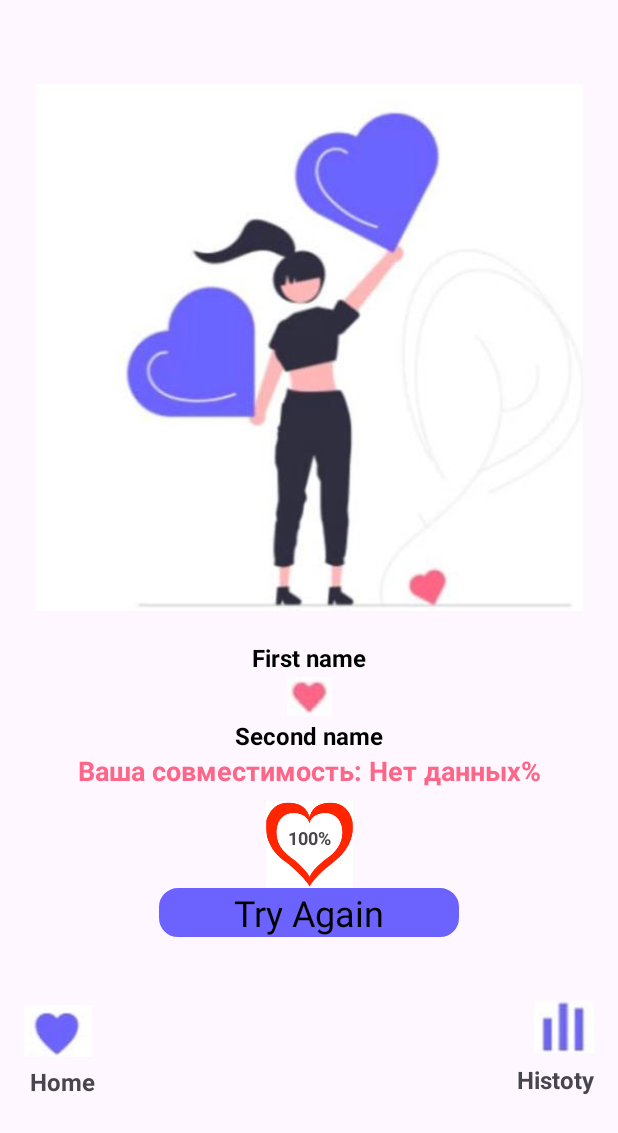
After one commit to tahminakass/m5hw2, an Android app: the fragment LoveResultFragment placed in its activity, on a phone screen of 412 x 824 dp. The commit adds this screen. Shown: the top 1133 px of the screen. Run offline under Robolectric (Android 15) with nearby library versions, the phone set to English and light mode, and no system bars.

Commit message:
homework3

```diff
--- a/app/build.gradle.kts
+++ b/app/build.gradle.kts
@@ -1,6 +1,7 @@
 plugins {
     alias(libs.plugins.android.application)
     alias(libs.plugins.jetbrains.kotlin.android)
+    id("androidx.navigation.safeargs")
 }
 
 android {
--- /dev/null
+++ b/app/src/main/java/com/example/m5hw2/LoveResultFragment.kt
@@ -0,0 +1,28 @@
+package com.example.m5hw2
+
+import android.os.Bundle
+import androidx.fragment.app.Fragment
+import android.view.LayoutInflater
+import android.view.View
+import android.view.ViewGroup
+import com.example.m5hw2.databinding.FragmentLoveResultBinding
+
+class LoveResultFragment : Fragment() {
+
+    private val binding by lazy { FragmentLoveResultBinding.inflate(layoutInflater)}
+
+    override fun onCreateView(
+        inflater: LayoutInflater, container: ViewGroup?,
+        savedInstanceState: Bundle?
+    ): View? {
+        return binding.root
+    }
+
+    override fun onViewCreated(view: View, savedInstanceState: Bundle?) {
+        super.onViewCreated(view, savedInstanceState)
+
+        val percentage = arguments?.getString("percentage") ?: "Нет данных"
+
+        binding.tvScore.text = "Ваша совместимость: $percentage%"
+    }
+}
--- a/app/src/main/java/com/example/m5hw2/RegistrationFragment.kt
+++ b/app/src/main/java/com/example/m5hw2/RegistrationFragment.kt
@@ -6,15 +6,18 @@ import androidx.fragment.app.Fragment
 import android.view.LayoutInflater
 import android.view.View
 import android.view.ViewGroup
+import android.widget.Toast
+import androidx.navigation.fragment.R
 import androidx.navigation.fragment.findNavController
 import com.example.m5hw2.databinding.FragmentRegistrationBinding
 import retrofit2.Call
 import retrofit2.Callback
 import retrofit2.Response
 
-class RegistrationFragment : Fragment() {
+class RegistrationFragment : Fragment(), RegistrationView {
 
     private val binding by lazy { FragmentRegistrationBinding.inflate(layoutInflater) }
+    private lateinit var presenter: RegistrationPresenter
 
     override fun onCreateView(
         inflater: LayoutInflater, container: ViewGroup?,
@@ -26,28 +29,31 @@ class RegistrationFragment : Fragment() {
     override fun onViewCreated(view: View, savedInstanceState: Bundle?) {
         super.onViewCreated(view, savedInstanceState)
 
+        presenter = RegistrationPresenter(this)
+
         binding.btnCalculate.setOnClickListener {
-           val response =  RetrofitService.api.fetchPercentage(
-                firstName = binding.etName.text.toString(),
-                host = "love-calculator.p.rapidapi.com",
-                key = "13db8c0c9fmsh0e8b65404615b3ap1035a5jsn85bfe5faab5c",
-                secondName = binding.etSecondName.text.toString()
-            ).enqueue(object : Callback<PercentageModel>{
-               override fun onResponse(
-                   call: Call<PercentageModel>,
-                   response: Response<PercentageModel>
-               ) {
-                   if (response.body() != null && response.isSuccessful) {
-                       Log.e("ololo", "success: code:${response.code()} body:${response.body()}")
-                   }
-               }
+            val firstName = binding.etName.text.toString()
+            val secondName = binding.etSecondName.text.toString()
 
-               override fun onFailure(call: Call<PercentageModel>, t: Throwable) {
-                   Log.e("ololo", "fail: code: ${t.localizedMessage}")
-               }
-
-           })
-
+            presenter.calculatePercentage(firstName, secondName)
         }
     }
+
+    override fun showLoading() {
+        binding.btnCalculate.visibility = View.VISIBLE
+    }
+
+    override fun hideLoading() {
+        binding.btnCalculate.visibility = View.GONE
+    }
+
+    override fun showSuccessResult(result: PercentageModel) {
+        val action =  RegistrationFragmentDirections.actionRegistrationFragmentToLoveResultFragment(
+            result.percentage.toString())
+        findNavController().navigate(action)
+    }
+
+    override fun showError(errorMessage: String) {
+        Toast.makeText(requireContext(), errorMessage, Toast.LENGTH_LONG).show()
+    }
 }
--- /dev/null
+++ b/app/src/main/java/com/example/m5hw2/RegistrationPresenter.kt
@@ -0,0 +1,36 @@
+package com.example.m5hw2
+
+import retrofit2.Call
+import retrofit2.Callback
+import retrofit2.Response
+
+class RegistrationPresenter(private val view: RegistrationView) {
+
+    fun calculatePercentage(firstName: String, secondName: String) {
+        view.showLoading()
+
+        RetrofitService.api.fetchPercentage(
+            firstName = firstName,
+            host = "love-calculator.p.rapidapi.com",
+            key = "13db8c0c9fmsh0e8b65404615b3ap1035a5jsn85bfe5faab5c",
+            secondName = secondName
+        ).enqueue(object : Callback<PercentageModel> {
+            override fun onResponse(
+                call: Call<PercentageModel>,
+                response: Response<PercentageModel>
+            ) {
+                view.hideLoading()
+                if (response.isSuccessful && response.body() != null) {
+                    view.showSuccessResult(response.body()!!)
+                } else {
+                    view.showError("Ошибка: ${response.message()}")
+                }
+            }
+
+            override fun onFailure(call: Call<PercentageModel>, t: Throwable) {
+                view.hideLoading()
+                view.showError("Ошибка сети: ${t.localizedMessage}")
+            }
+        })
+    }
+}
--- /dev/null
+++ b/app/src/main/java/com/example/m5hw2/RegistrationView.kt
@@ -0,0 +1,10 @@
+package com.example.m5hw2
+
+interface RegistrationView {
+
+    fun showLoading()
+    fun hideLoading()
+    fun showSuccessResult(result: PercentageModel)
+    fun showError(errorMessage: String)
+
+}
--- /dev/null
+++ b/app/src/main/res/layout/fragment_love_result.xml
@@ -0,0 +1,145 @@
+<?xml version="1.0" encoding="utf-8"?>
+<androidx.constraintlayout.widget.ConstraintLayout xmlns:android="http://schemas.android.com/apk/res/android"
+    xmlns:app="http://schemas.android.com/apk/res-auto"
+    xmlns:tools="http://schemas.android.com/tools"
+    android:layout_width="match_parent"
+    android:layout_height="match_parent"
+    tools:context=".LoveResultFragment">
+
+    <ImageView
+        android:id="@+id/iv_girl_result"
+        android:layout_width="365dp"
+        android:layout_height="391dp"
+        android:layout_marginStart="20dp"
+        android:layout_marginTop="36dp"
+        android:layout_marginEnd="20dp"
+        android:src="@drawable/girl_result"
+        app:layout_constraintEnd_toEndOf="parent"
+        app:layout_constraintStart_toStartOf="parent"
+        app:layout_constraintTop_toTopOf="parent" />
+
+    <TextView
+        android:id="@+id/tv_result_fname"
+        android:text="First name"
+        android:layout_width="wrap_content"
+        android:layout_height="wrap_content"
+        android:textColor="@color/black"
+        android:textSize="16sp"
+        android:textStyle="bold"
+        app:layout_constraintEnd_toEndOf="parent"
+        app:layout_constraintStart_toStartOf="parent"
+        app:layout_constraintTop_toBottomOf="@id/iv_girl_result" />
+
+    <ImageView
+        android:id="@+id/iv_heart_result"
+        android:layout_width="30dp"
+        android:layout_height="30dp"
+        android:src="@drawable/heart_red"
+        app:layout_constraintEnd_toEndOf="parent"
+        app:layout_constraintStart_toStartOf="parent"
+        app:layout_constraintTop_toBottomOf="@id/tv_result_fname" />
+
+    <TextView
+        android:id="@+id/tv_result_sname"
+        android:text="Second name"
+        android:layout_width="wrap_content"
+        android:layout_height="wrap_content"
+        android:textColor="@color/black"
+        android:textSize="16sp"
+        android:textStyle="bold"
+        app:layout_constraintEnd_toEndOf="parent"
+        app:layout_constraintStart_toStartOf="parent"
+        app:layout_constraintTop_toBottomOf="@id/iv_heart_result" />
+
+    <TextView
+        android:id="@+id/tv_score"
+        android:layout_width="wrap_content"
+        android:layout_height="wrap_content"
+        android:text="Result"
+        android:textColor="#FE6688"
+        android:textSize="18sp"
+        android:textStyle="bold"
+        app:layout_constraintEnd_toEndOf="parent"
+        app:layout_constraintStart_toStartOf="parent"
+        app:layout_constraintTop_toBottomOf="@id/tv_result_sname" />
+
+    <ImageView
+        android:id="@+id/iv_score_heart"
+        android:layout_width="58dp"
+        android:layout_height="58dp"
+        android:layout_marginTop="8dp"
+        android:src="@drawable/heart_score"
+        app:layout_constraintEnd_toEndOf="parent"
+        app:layout_constraintStart_toStartOf="parent"
+        app:layout_constraintTop_toBottomOf="@id/tv_score" />
+
+    <TextView
+        android:id="@+id/percentage_result"
+        android:layout_width="wrap_content"
+        android:layout_height="wrap_content"
+        android:layout_marginTop="24dp"
+        android:text="100%"
+        android:textSize="12sp"
+        android:textStyle="bold"
+        app:layout_constraintEnd_toEndOf="parent"
+        app:layout_constraintStart_toStartOf="parent"
+        app:layout_constraintTop_toBottomOf="@id/tv_score" />
+
+    <EditText
+        android:id="@+id/et_try_again"
+        android:layout_width="200dp"
+        android:layout_height="wrap_content"
+        android:background="@drawable/round"
+        android:backgroundTint="#6C63FF"
+        android:gravity="center"
+        android:text="Try Again"
+        android:textSize="24sp"
+        android:textColor="@color/black"
+        app:layout_constraintEnd_toEndOf="parent"
+        app:layout_constraintStart_toStartOf="parent"
+        app:layout_constraintTop_toBottomOf="@id/iv_score_heart" />
+
+    <ImageView
+        android:id="@+id/iv_heart_under"
+        android:layout_width="45dp"
+        android:layout_height="45dp"
+        android:layout_marginStart="16dp"
+        android:layout_marginTop="40dp"
+        android:src="@drawable/heart"
+        app:layout_constraintStart_toStartOf="parent"
+        app:layout_constraintTop_toBottomOf="@id/et_try_again" />
+
+    <TextView
+        android:id="@+id/tv_home_under"
+        android:layout_width="wrap_content"
+        android:layout_height="wrap_content"
+        android:layout_marginStart="20dp"
+        android:text="Home"
+        android:textSize="16sp"
+        android:textStyle="bold"
+        app:layout_constraintStart_toStartOf="parent"
+        app:layout_constraintTop_toBottomOf="@+id/iv_heart_under" />
+
+    <ImageView
+        android:id="@+id/iv_pyramid_under"
+        android:layout_width="40dp"
+        android:layout_height="40dp"
+        android:layout_marginTop="40dp"
+        android:layout_marginEnd="16dp"
+        android:src="@drawable/img"
+        app:layout_constraintEnd_toEndOf="parent"
+        app:layout_constraintTop_toBottomOf="@id/et_try_again" />
+
+    <TextView
+        android:id="@+id/tv_history_under"
+        android:layout_width="wrap_content"
+        android:layout_height="wrap_content"
+        android:layout_marginTop="4dp"
+        android:layout_marginEnd="16dp"
+        android:text="Histoty"
+        android:textSize="16sp"
+        android:textStyle="bold"
+        app:layout_constraintEnd_toEndOf="parent"
+        app:layout_constraintTop_toBottomOf="@+id/iv_pyramid_under" />
+
+</androidx.constraintlayout.widget.ConstraintLayout>
--- a/app/src/main/res/navigation/nav_graph.xml
+++ b/app/src/main/res/navigation/nav_graph.xml
@@ -9,6 +9,21 @@
         android:id="@+id/registrationFragment"
         android:name="com.example.m5hw2.RegistrationFragment"
         android:label="fragment_registration"
-        tools:layout="@layout/fragment_registration" />
+        tools:layout="@layout/fragment_registration" >
+        <action
+            android:id="@+id/action_registrationFragment_to_loveResultFragment"
+            app:destination="@id/loveResultFragment" />
+    </fragment>
+    <fragment
+        android:id="@+id/loveResultFragment"
+        android:name="com.example.m5hw2.LoveResultFragment"
+        android:label="fragment_love_result"
+        tools:layout="@layout/fragment_love_result" >
+
+    <argument
+        android:name="percentage"
+        app:argType="string" />
+
+    </fragment>
 
 </navigation>
--- a/build.gradle.kts
+++ b/build.gradle.kts
@@ -2,4 +2,5 @@
 plugins {
     alias(libs.plugins.android.application) apply false
     alias(libs.plugins.jetbrains.kotlin.android) apply false
+    id("androidx.navigation.safeargs") version "2.8.3" apply false
 }
```
Also changed, not shown: app/src/main/java/com/example/m5hw2/ApiService.kt (+0 -14 lines), app/src/main/res/drawable/girl_result.png (added), app/src/main/res/drawable/heart_red.png (added), app/src/main/res/drawable/heart_score.png (added).
